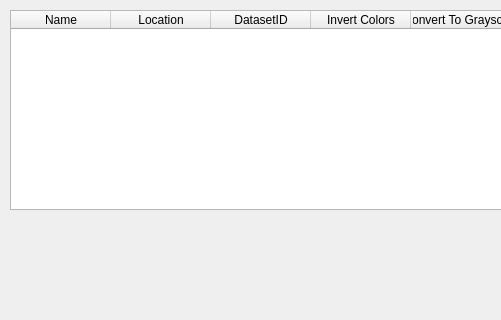
Before: the Qt Designer form ilastik-shell/applets/dataSelection/dataSelection.ui in ilastik/ilastik, drawn with Qt 5; both pictures show x 0 to 501 and y 0 to 320 of the 884 by 577 pixel window.
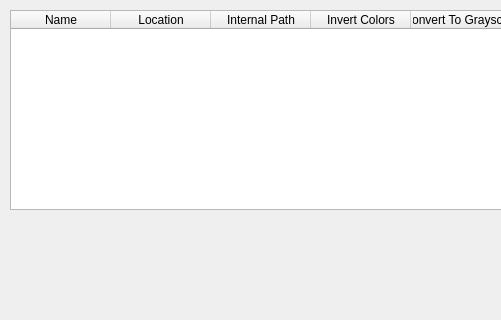
After: the same form once the commit is applied.

Commit message: Fixed minor GUI issues: Editor redraw scheduled on layer invisibility, interactive mode complains if no features.

What changed in the file:
```diff
--- a/ilastik-shell/applets/dataSelection/dataSelection.ui
+++ b/ilastik-shell/applets/dataSelection/dataSelection.ui
@@ -46,7 +46,7 @@
    </column>
    <column>
     <property name="text">
-     <string>DatasetID</string>
+     <string>Internal Path</string>
     </property>
    </column>
    <column>
```
The commit also changes 2 other files.
